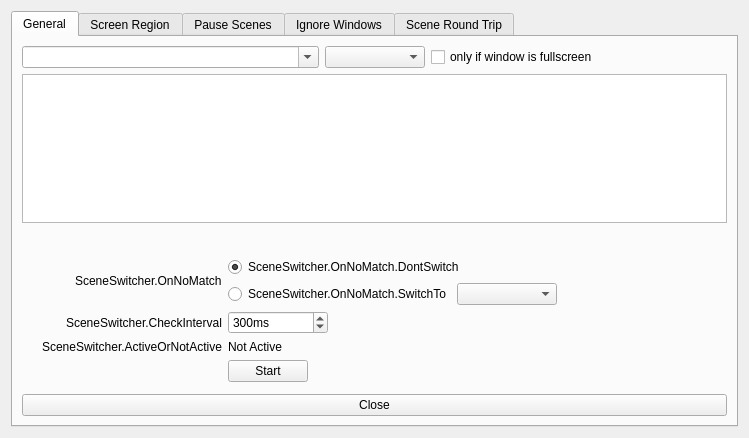
WarmUpTill/SceneSwitcher, file forms/advanced-scene-switcher.ui: the form before one commit.
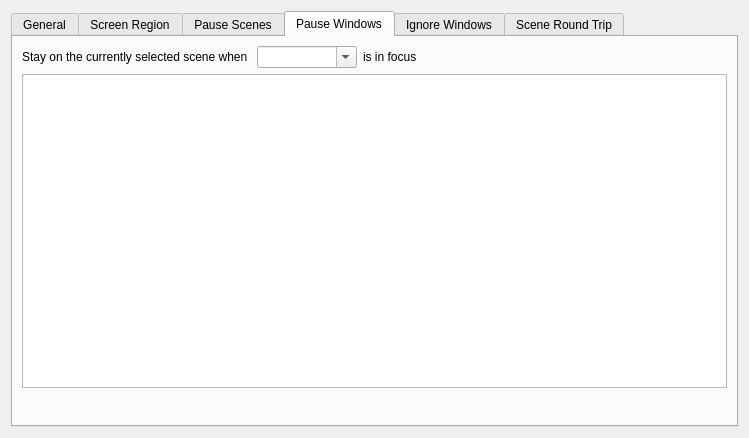
The form after the commit. The open tabs and pages were chosen to show the change.

Commit message: Added Pause Windows

Patch:
```diff
--- a/forms/advanced-scene-switcher.ui
+++ b/forms/advanced-scene-switcher.ui
@@ -564,6 +564,125 @@
        </item>
       </layout>
      </widget>
+     <widget class="QWidget" name="pauseWindowsTab">
+      <attribute name="title">
+       <string>Pause Windows</string>
+      </attribute>
+      <layout class="QVBoxLayout" name="verticalLayout_8">
+       <item>
+        <layout class="QHBoxLayout" name="horizontalLayout_12">
+         <item>
+          <widget class="QLabel" name="label_14">
+           <property name="text">
+            <string>Stay on the currently selected scene when </string>
+           </property>
+          </widget>
+         </item>
+         <item>
+          <widget class="QComboBox" name="pauseWindowsWindows">
+           <property name="sizePolicy">
+            <sizepolicy hsizetype="Maximum" vsizetype="Fixed">
+             <horstretch>0</horstretch>
+             <verstretch>0</verstretch>
+            </sizepolicy>
+           </property>
+           <property name="minimumSize">
+            <size>
+             <width>100</width>
+             <height>0</height>
+            </size>
+           </property>
+           <property name="editable">
+            <bool>true</bool>
+           </property>
+          </widget>
+         </item>
+         <item>
+          <widget class="QLabel" name="label_13">
+           <property name="text">
+            <string>is in focus</string>
+           </property>
+          </widget>
+         </item>
+         <item>
+          <spacer name="horizontalSpacer_10">
+           <property name="orientation">
+            <enum>Qt::Horizontal</enum>
+           </property>
+           <property name="sizeHint" stdset="0">
+            <size>
+             <width>40</width>
+             <height>20</height>
+            </size>
+           </property>
+          </spacer>
+         </item>
+        </layout>
+       </item>
+       <item>
+        <widget class="QListWidget" name="pauseWindows">
+         <property name="sizePolicy">
+          <sizepolicy hsizetype="Expanding" vsizetype="Expanding">
+           <horstretch>0</horstretch>
+           <verstretch>0</verstretch>
+          </sizepolicy>
+         </property>
+         <property name="sortingEnabled">
+          <bool>true</bool>
+         </property>
+        </widget>
+       </item>
+       <item>
+        <layout class="QHBoxLayout" name="horizontalLayout_13">
+         <item>
+          <widget class="QPushButton" name="pauseWindowsAdd">
+           <property name="maximumSize">
+            <size>
+             <width>22</width>
+             <height>22</height>
+            </size>
+           </property>
+           <property name="flat">
+            <bool>true</bool>
+           </property>
+           <property name="themeID" stdset="0">
+            <string notr="true">addIconSmall</string>
+           </property>
+          </widget>
+         </item>
+         <item>
+          <widget class="QPushButton" name="pauseWindowsRemove">
+           <property name="maximumSize">
+            <size>
+             <width>22</width>
+             <height>22</height>
+            </size>
+           </property>
+           <property name="flat">
+            <bool>true</bool>
+           </property>
+           <property name="themeID" stdset="0">
+            <string notr="true">removeIconSmall</string>
+           </property>
+          </widget>
+         </item>
+         <item>
+          <spacer name="horizontalSpacer_11">
+           <property name="orientation">
+            <enum>Qt::Horizontal</enum>
+           </property>
+           <property name="sizeHint" stdset="0">
+            <size>
+             <width>40</width>
+             <height>20</height>
+            </size>
+           </property>
+          </spacer>
+         </item>
+        </layout>
+       </item>
+      </layout>
+     </widget>
      <widget class="QWidget" name="ignoreWindowsTab">
       <attribute name="title">
        <string>Ignore Windows</string>
```
